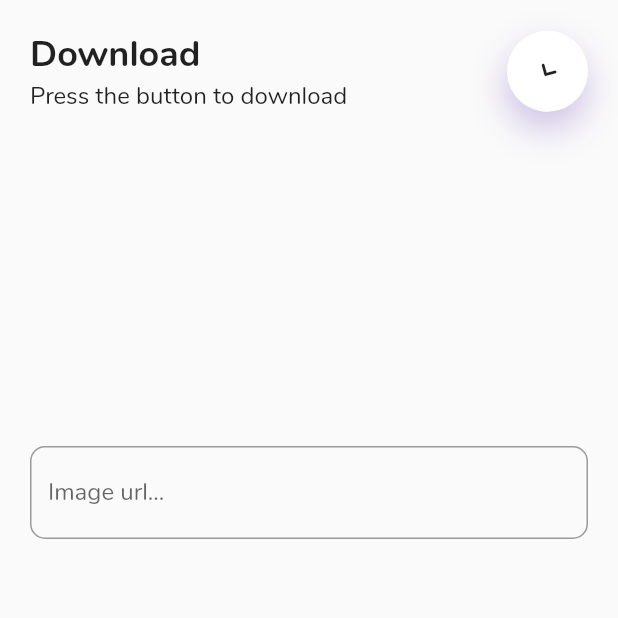
After one commit to shrijanRegmi/flutter-sendman, a Flutter app: the DownloadScreen screen opened directly, after a tap on the "keyboard arrow down" icon, on a phone screen of 412 x 824 dp, the top half of it. The commit adds this screen. Run offline on Flutter 3.47's test engine with Material 2 defaults, Android fonts, the phone set to English and light mode, and no system bars; our stand-ins replace cached_network_image, cloud_firestore, device_info, firebase_core, firebase_storage, fluttertoast and 4 more; missing offline and left inert: image_downloader; accounts and stored records are empty.

Commit message:
image download feature implemented

```diff
--- /dev/null
+++ b/lib/enums/progress_status_type.dart
@@ -0,0 +1,4 @@
+enum ProgressStatusType {
+  upload,
+  download,
+}
--- a/lib/models/upload_status_model.dart
+++ b/lib/models/progress_status_model.dart
@@ -1,23 +1,27 @@
-class UploadStatus {
+class ProgressStatus {
+  final String title;
   final int total;
   final int uploading;
   final bool done;
   final double progress;
 
-  UploadStatus({
+  ProgressStatus({
+    required this.title,
     required this.total,
     required this.uploading,
-    this.done = false,
+    this.done = true,
     this.progress = 0.0,
   });
 
-  UploadStatus copyWith({
+  ProgressStatus copyWith({
+    final String? title,
     final int? total,
     final int? uploading,
     final bool? done,
     final double? progress,
   }) {
-    return UploadStatus(
+    return ProgressStatus(
+      title: title ?? this.title,
       total: total ?? this.total,
       uploading: uploading ?? this.uploading,
       done: done ?? this.done,
--- /dev/null
+++ b/lib/viewmodels/download_vm.dart
@@ -0,0 +1,64 @@
+import 'package:flutter/material.dart';
+import 'package:fluttertoast/fluttertoast.dart';
+import 'package:provider/provider.dart';
+import 'package:send_man/models/progress_status_model.dart';
+import 'package:send_man/services/database/img_upload_provider.dart';
+import 'package:send_man/viewmodels/progress_status_vm.dart';
+
+class DownloadVm extends ChangeNotifier {
+  final BuildContext context;
+  DownloadVm(this.context);
+
+  TextEditingController _urlController = TextEditingController();
+
+  TextEditingController get urlController => _urlController;
+
+  // download image
+  Future downloadImage() async {
+    final _progressStatusVm =
+        Provider.of<ProgressStatusVM>(context, listen: false);
+    final _isDone = _progressStatusVm.downloadStatus?.done ?? true;
+
+    if (_isDone) {
+      if (_urlController.text.trim() != '') {
+        FocusScope.of(context).unfocus();
+
+        final _coreImg = await ImgUploadProvider()
+            .getSingleImageFromUrl(_urlController.text.trim());
+
+        if (_coreImg != null && _coreImg.imgUrls != null) {
+          _progressStatusVm.initializeDownloadStatus(
+            ProgressStatus(
+              title: 'Downloading...',
+              total: _coreImg.imgUrls!.length,
+              uploading: 1,
+              done: false,
+            ),
+          );
+          _urlController.clear();
+
+          Fluttertoast.showToast(msg: 'Download started...');
+
+          for (int i = 0; i < (_coreImg.imgUrls ?? []).length; i++) {
+            final _imgUrl = _coreImg.imgUrls![i];
+            await Future.delayed(Duration(milliseconds: 2000));
+            _progressStatusVm.updateDownloadProgress(0.0);
+            _progressStatusVm.updateDownloadedImgCount(i + 1);
+            await ImgUploadProvider().downloadImage(_imgUrl);
+            _progressStatusVm.updateDownloadProgress(1.0);
+          }
+
+          Fluttertoast.showToast(msg: 'Downloaded successfully');
+          _progressStatusVm.completeDownload();
+        } else {
+          Fluttertoast.showToast(msg: 'Image not found !');
+        }
+      }
+    } else {
+      FocusScope.of(context).unfocus();
+      Fluttertoast.showToast(
+        msg: 'Please wait for the previous images to be downloaded !',
+      );
+    }
+  }
+}
--- /dev/null
+++ b/lib/viewmodels/progress_status_vm.dart
@@ -0,0 +1,79 @@
+import 'package:flutter/material.dart';
+import 'package:send_man/enums/progress_status_type.dart';
+import 'package:send_man/models/progress_status_model.dart';
+
+class ProgressStatusVM extends ChangeNotifier {
+  ProgressStatus? _uploadStatus;
+  ProgressStatus? _downloadStatus;
+
+  ProgressStatus? get uploadStatus => _uploadStatus;
+  ProgressStatus? get downloadStatus => _downloadStatus;
+
+  // get progress status by type
+  ProgressStatus? getStatus(
+    final ProgressStatusType type,
+  ) {
+    switch (type) {
+      case ProgressStatusType.upload:
+        return _uploadStatus;
+      case ProgressStatusType.download:
+        return _downloadStatus;
+    }
+  }
+
+  // initialize upload status
+  initializeUploadStatus(final ProgressStatus newStatus) {
+    _uploadStatus = newStatus;
+    notifyListeners();
+  }
+
+  // initialize download status
+  initializeDownloadStatus(final ProgressStatus newStatus) {
+    _downloadStatus = newStatus;
+    notifyListeners();
+  }
+
+  // increase uploading image count
+  updateUploadedImgCount(final int count) {
+    _uploadStatus = _uploadStatus?.copyWith(
+      uploading: count,
+    );
+
+    notifyListeners();
+  }
+
+  // increase downloaded image count
+  updateDownloadedImgCount(final int count) {
+    _downloadStatus = _downloadStatus?.copyWith(
+      uploading: count,
+    );
+
+    notifyListeners();
+  }
+
+  // complete upload
+  completeUpload() {
+    _uploadStatus = _uploadStatus?.copyWith(done: true);
+
+    notifyListeners();
+  }
+
+  // complete download
+  completeDownload() {
+    _downloadStatus = _downloadStatus?.copyWith(done: true);
+
+    notifyListeners();
+  }
+
+  // update upload progress
+  updateUploadProgress(final double newProgress) {
+    _uploadStatus = _uploadStatus?.copyWith(progress: newProgress);
+    notifyListeners();
+  }
+
+  // update download progress
+  updateDownloadProgress(final double newProgress) {
+    _downloadStatus = _downloadStatus?.copyWith(progress: newProgress);
+    notifyListeners();
+  }
+}
--- /dev/null
+++ b/lib/views/screens/download_screen.dart
@@ -0,0 +1,107 @@
+import 'dart:math';
+
+import 'package:flutter/material.dart';
+import 'package:send_man/enums/progress_status_type.dart';
+import 'package:send_man/viewmodels/download_vm.dart';
+import 'package:send_man/viewmodels/vm_provider.dart';
+import 'package:send_man/views/widgets/common_widgets/round_icon_button.dart';
+import 'package:send_man/views/widgets/common_widgets/text_builder.dart';
+import 'package:send_man/views/widgets/common_widgets/progress_status_builder.dart';
+
+class DownloadScreen extends StatelessWidget {
+  const DownloadScreen({Key? key}) : super(key: key);
+
+  @override
+  Widget build(BuildContext context) {
+    return VMProvider<DownloadVm>(
+      vm: DownloadVm(context),
+      builder: (context, vm) {
+        return Scaffold(
+          body: SafeArea(
+            child: GestureDetector(
+              onTap: () => FocusScope.of(context).unfocus(),
+              child: Container(
+                color: Colors.transparent,
+                child: Column(
+                  children: [
+                    Expanded(
+                      child: Padding(
+                        padding: const EdgeInsets.all(20.0),
+                        child: Column(
+                          mainAxisAlignment: MainAxisAlignment.spaceBetween,
+                          children: [
+                            _titleBuilder(vm),
+                            _urlInputBuilder(vm),
+                            Container(),
+                            Container(),
+                          ],
+                        ),
+                      ),
+                    ),
+                    ProgressStatusBuilder(
+                      type: ProgressStatusType.download,
+                    ),
+                  ],
+                ),
+              ),
+            ),
+          ),
+        );
+      },
+    );
+  }
+
+  Widget _titleBuilder(final DownloadVm vm) {
+    return Row(
+      mainAxisAlignment: MainAxisAlignment.spaceBetween,
+      children: [
+        Column(
+          crossAxisAlignment: CrossAxisAlignment.start,
+          children: [
+            TextBuilder.heading2('Download'),
+            TextBuilder.heading4(
+              'Press the button to download',
+              style: TextStyle(
+                fontWeight: FontWeight.normal,
+              ),
+            ),
+          ],
+        ),
+        Transform.rotate(
+          angle: pi / 180 * 30,
+          child: RoundIconButton(
+            onPressed: vm.downloadImage,
+            padding: const EdgeInsets.all(15.0),
+            icon: Icon(Icons.keyboard_arrow_down_rounded),
+            shadow: BoxShadow(
+              color: Colors.deepPurple.withOpacity(0.3),
+              blurRadius: 20.0,
+              offset: Offset(5.0, 10.0),
+            ),
+          ),
+        ),
+      ],
+    );
+  }
+
+  Widget _urlInputBuilder(final DownloadVm vm) {
+    return TextFormField(
+      controller: vm.urlController,
+      decoration: InputDecoration(
+        hintText: 'Image url...',
+        border: OutlineInputBorder(
+          borderRadius: BorderRadius.circular(10.0),
+          borderSide: BorderSide(
+            color: Colors.grey,
+          ),
+        ),
+        focusedBorder: OutlineInputBorder(
+          borderRadius: BorderRadius.circular(10.0),
+          borderSide: BorderSide(
+            color: Colors.deepPurple,
+          ),
+        ),
+      ),
+    );
+  }
+}
--- a/lib/views/widgets/common_widgets/upload_status_builder.dart
+++ b/lib/views/widgets/common_widgets/progress_status_builder.dart
@@ -1,20 +1,27 @@
 import 'package:flutter/material.dart';
 import 'package:provider/provider.dart';
-import 'package:send_man/viewmodels/upload_status_vm.dart';
+import 'package:send_man/enums/progress_status_type.dart';
+import 'package:send_man/viewmodels/progress_status_vm.dart';
 import 'package:send_man/views/widgets/common_widgets/progress.dart';
 import 'package:send_man/views/widgets/common_widgets/text_builder.dart';
 
-class UploadStatusBuilder extends StatelessWidget {
-  const UploadStatusBuilder({Key? key}) : super(key: key);
+class ProgressStatusBuilder extends StatelessWidget {
+  final ProgressStatusType type;
+  const ProgressStatusBuilder({
+    Key? key,
+    required this.type,
+  }) : super(key: key);
 
   @override
   Widget build(BuildContext context) {
-    final _uploadStatusVm = Provider.of<UploadStatusVM>(context);
+    final _progressStatusVm = Provider.of<ProgressStatusVM>(context);
+    final _status = _progressStatusVm.getStatus(type);
 
-    final _uploaded = _uploadStatusVm.uploadStatus?.uploading ?? 0;
-    final _total = _uploadStatusVm.uploadStatus?.total ?? 0;
-    final _progress = _uploadStatusVm.uploadStatus?.progress ?? 0.0;
-    final _isDone = _uploadStatusVm.uploadStatus?.done ?? true;
+    final _title = _status?.title ?? '';
+    final _uploaded = _status?.uploading ?? 0;
+    final _total = _status?.total ?? 0;
+    final _progress = _status?.progress ?? 0.0;
+    final _isDone = _status?.done ?? true;
 
     if (_isDone) return Container();
 
@@ -37,7 +44,7 @@ class UploadStatusBuilder extends StatelessWidget {
             mainAxisAlignment: MainAxisAlignment.spaceBetween,
             children: [
               TextBuilder.heading4(
-                "Uploading...",
+                "$_title",
               ),
               TextBuilder.heading5(
                 "$_uploaded of $_total",
--- a/lib/views/widgets/home_widgets/upload_download_buttons.dart
+++ b/lib/views/widgets/home_widgets/upload_download_buttons.dart
@@ -2,6 +2,7 @@ import 'dart:math';
 
 import 'package:flutter/material.dart';
 import 'package:send_man/utils/app_colors.dart';
+import 'package:send_man/views/screens/download_screen.dart';
 import 'package:send_man/views/screens/upload_screen.dart';
 import 'package:send_man/views/widgets/common_widgets/round_icon_button.dart';
 import 'package:send_man/views/widgets/common_widgets/text_builder.dart';
@@ -42,7 +43,7 @@ class UploadDownloadButtons extends StatelessWidget {
               Navigator.push(
                 context,
                 MaterialPageRoute(
-                  builder: (_) => UploadScreen(),
+                  builder: (_) => DownloadScreen(),
                 ),
               );
             },
--- a/lib/wrapper_builder.dart
+++ b/lib/wrapper_builder.dart
@@ -3,7 +3,7 @@ import 'package:flutter/material.dart';
 import 'package:provider/provider.dart';
 import 'package:send_man/models/core_img_model.dart';
 import 'package:send_man/services/database/img_upload_provider.dart';
-import 'package:send_man/viewmodels/upload_status_vm.dart';
+import 'package:send_man/viewmodels/progress_status_vm.dart';
 
 class WrapperBuilder extends StatelessWidget {
   final Function(BuildContext) builder;
@@ -24,8 +24,8 @@ class WrapperBuilder extends StatelessWidget {
           ).coreImagesStream,
           initialData: null,
         ),
-        ChangeNotifierProvider<UploadStatusVM>(
-          create: (context) => UploadStatusVM(),
+        ChangeNotifierProvider<ProgressStatusVM>(
+          create: (context) => ProgressStatusVM(),
         )
       ],
       child: builder(context),
```
Also changed, not shown: lib/services/database/img_upload_provider.dart (+31 -8 lines), lib/viewmodels/upload_status_vm.dart (deleted, +0 -35 lines), lib/viewmodels/upload_vm.dart (+17 -6 lines), lib/views/screens/image_view_screen.dart (+9 -3 lines), lib/views/screens/upload_screen.dart (+5 -2 lines).
